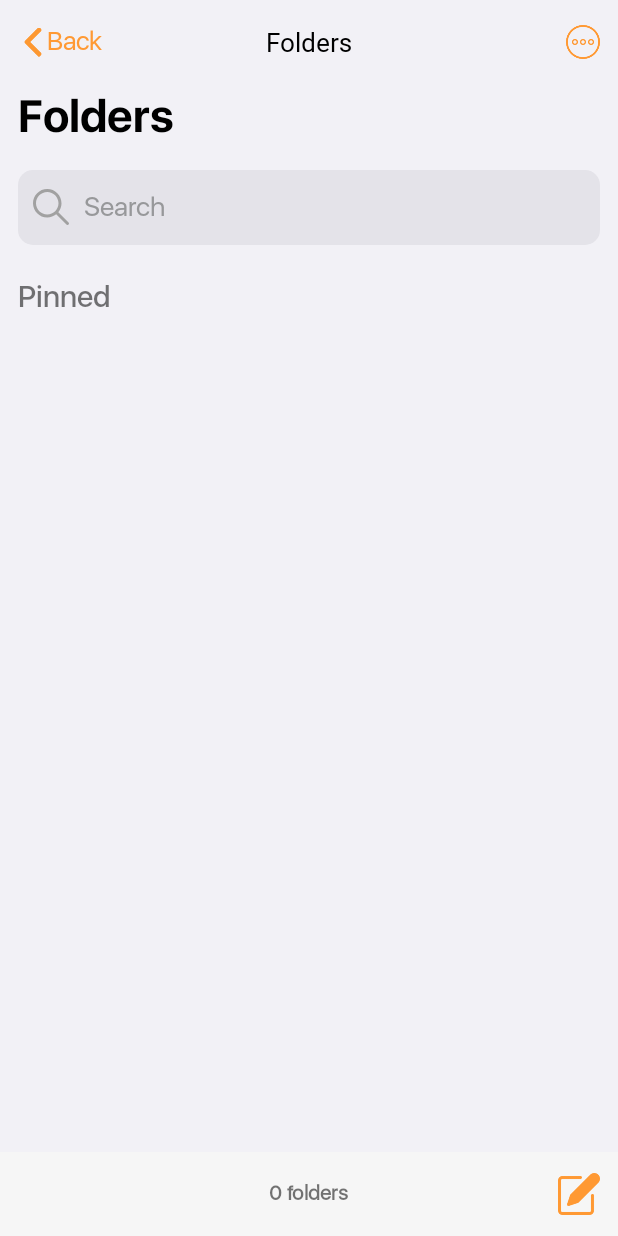
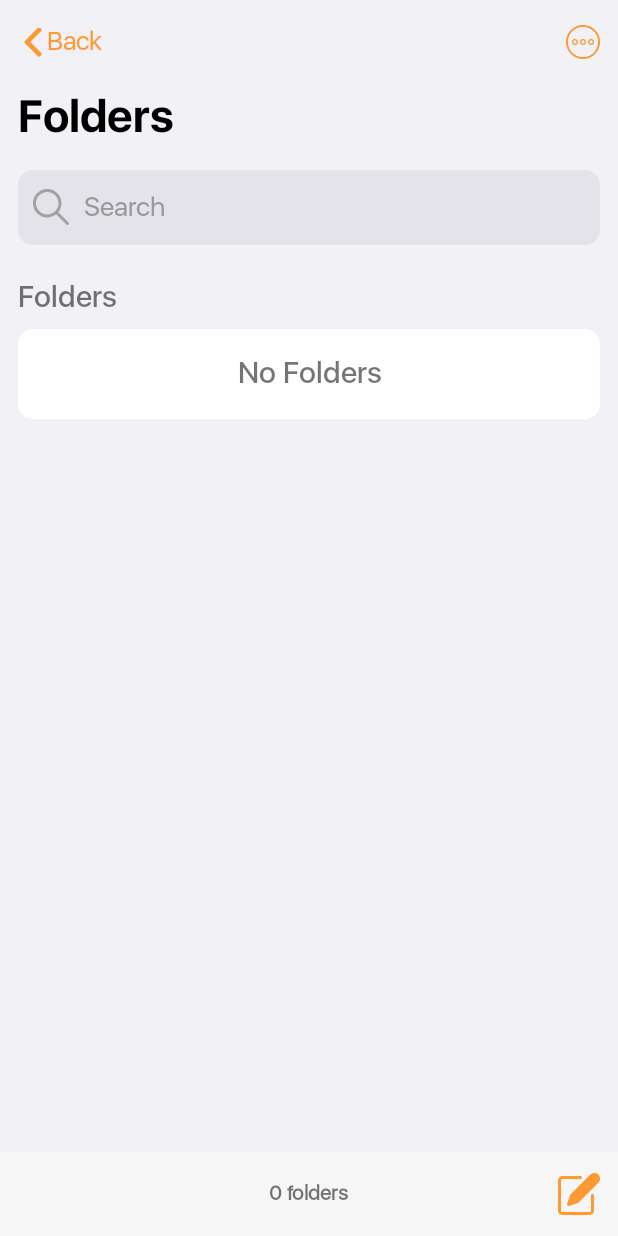
Before and after one commit to MichaelCarrick16/FileManager, an Android app: the MainAct screen opened directly, with no data from a screen before it, on a phone screen of 412 x 824 dp. Run offline under Robolectric (Android 15) with nearby library versions, the phone set to English and light mode, and no system bars.

Commit message:
hieppd-update screen home 03042022

```diff
--- a/app/src/main/java/com/example/filemanager/ui/activities/main/MainAct.java
+++ b/app/src/main/java/com/example/filemanager/ui/activities/main/MainAct.java
@@ -2,9 +2,10 @@ package com.example.filemanager.ui.activities.main;
 
 import com.example.filemanager.R;
 import com.example.filemanager.base.BaseActivity;
+import com.example.filemanager.ui.callback.OnClickButtonBack;
 import com.example.filemanager.ui.fragment.home.HomeFragment;
 
-public class MainAct extends BaseActivity<MainViewModel> {
+public class MainAct extends BaseActivity<MainViewModel> implements OnClickButtonBack {
     private HomeFragment homeFragment;
 
     @Override
@@ -24,6 +25,12 @@ public class MainAct extends BaseActivity<MainViewModel> {
 
     private void showHomeFragment() {
         homeFragment = new HomeFragment();
+        homeFragment.setOnClickButtonBack(this);
         showFragment(R.id.frame_layout_main,homeFragment,false);
     }
+
+    @Override
+    public void onBack() {
+        finish();
+    }
 }
--- /dev/null
+++ b/app/src/main/java/com/example/filemanager/ui/callback/OnClickButtonBack.java
@@ -0,0 +1,5 @@
+package com.example.filemanager.ui.callback;
+
+public interface OnClickButtonBack {
+    void onBack();
+}
--- a/app/src/main/java/com/example/filemanager/ui/fragment/home/HomeFragment.java
+++ b/app/src/main/java/com/example/filemanager/ui/fragment/home/HomeFragment.java
@@ -1,9 +1,21 @@
 package com.example.filemanager.ui.fragment.home;
+
+import android.view.View;
+import android.widget.TextView;
+
+import androidx.constraintlayout.widget.ConstraintLayout;
+import androidx.core.widget.NestedScrollView;
 
 import com.example.filemanager.R;
 import com.example.filemanager.base.BaseFragment;
+import com.example.filemanager.ui.callback.OnClickButtonBack;
 
 public class HomeFragment extends BaseFragment<HomeViewModel> {
+    private ConstraintLayout constrainLayoutBackHome , constraintLayoutSortHome;
+    private TextView tvFoldersTopHome;
+    private NestedScrollView nestedScrollviewHome;
+    private OnClickButtonBack onClickButtonBack;
+
     @Override
     protected Class<HomeViewModel> getClassModel() {
         return HomeViewModel.class;
@@ -11,11 +23,49 @@ public class HomeFragment extends BaseFragment<HomeViewModel> {
 
     @Override
     protected void initViews() {
-
+        initMapping();
+        initEvents();
+        dragNestedScrollView();
     }
 
     @Override
     protected int getLayoutId() {
         return R.layout.frag_home;
     }
+
+    private void initEvents() {
+        constrainLayoutBackHome.setOnClickListener(new View.OnClickListener() {
+            @Override
+            public void onClick(View view) {
+                onClickButtonBack.onBack();
+            }
+        });
+    }
+
+    private void initMapping() {
+        constrainLayoutBackHome = findViewById(R.id.constrain_layout_back_home);
+        constraintLayoutSortHome = findViewById(R.id.constrain_layout_sort_home);
+        tvFoldersTopHome = findViewById(R.id.tv_folders_top_home);
+        nestedScrollviewHome = findViewById(R.id.nested_scrollview_home);
+    }
+
+    public void setOnClickButtonBack(OnClickButtonBack onClickButtonBack) {
+        this.onClickButtonBack = onClickButtonBack;
+    }
+
+    private void dragNestedScrollView() {
+        tvFoldersTopHome.setVisibility(View.INVISIBLE);
+
+        nestedScrollviewHome.setOnScrollChangeListener(new NestedScrollView.OnScrollChangeListener() {
+            @Override
+            public void onScrollChange(NestedScrollView v, int scrollX, int scrollY, int oldScrollX, int oldScrollY) {
+                if (scrollY < 50) {
+                    tvFoldersTopHome.setVisibility(View.INVISIBLE);
+                } else {
+                    tvFoldersTopHome.setVisibility(View.VISIBLE);
+                }
+            }
+        });
+
+    }
 }
--- a/app/src/main/res/drawable/background.xml
+++ /dev/null
@@ -1,4 +0,0 @@
-<?xml version="1.0" encoding="utf-8"?>
-<selector xmlns:android="http://schemas.android.com/apk/res/android">
-
-</selector>
--- /dev/null
+++ b/app/src/main/res/drawable/custom_textview_no_folders_home.xml
@@ -0,0 +1,5 @@
+<?xml version="1.0" encoding="utf-8"?>
+<shape xmlns:android="http://schemas.android.com/apk/res/android">
+    <corners android:radius="10dp"/>
+    <solid android:color="@color/white"/>
+</shape>
--- a/app/src/main/res/layout/frag_home.xml
+++ b/app/src/main/res/layout/frag_home.xml
@@ -32,7 +32,7 @@
             android:orientation="vertical">
 
             <TextView
-                android:id="@+id/tv_default"
+                android:id="@+id/tv_default_home_v1"
                 android:layout_width="wrap_content"
                 android:layout_height="wrap_content"
                 android:layout_marginStart="@dimen/normal"
@@ -59,18 +59,46 @@
                 android:inputType="textNoSuggestions"/>
 
             <TextView
-                android:id="@+id/tv_pinned_home"
+                android:id="@+id/tv_default_home_v2"
                 android:layout_width="wrap_content"
                 android:layout_height="wrap_content"
                 android:layout_marginStart="@dimen/normal"
                 android:layout_marginTop="20dp"
                 android:fontFamily="@font/medium"
-                android:text="@string/pinned_home"
-                android:textSize="20dp"
-                android:visibility="visible" />
+                android:text="@string/folders_home"
+                android:textSize="20dp" />
+
+            <TextView
+                android:id="@+id/tv_no_folders_home"
+                android:layout_width="match_parent"
+                android:layout_height="60dp"
+                android:layout_marginStart="@dimen/normal"
+                android:layout_marginTop="5dp"
+                android:layout_marginEnd="@dimen/normal"
+                android:background="@drawable/custom_textview_no_folders_home"
+                android:gravity="center"
+                android:text="@string/no_folders"
+                android:fontFamily="@font/medium"
+                android:textSize="20dp" />
 
 
+            <androidx.recyclerview.widget.RecyclerView
+                android:id="@+id/recycler_view_folders_search_home"
+                android:layout_width="match_parent"
+                android:layout_height="match_parent"
+                android:layout_marginStart="@dimen/normal"
+                android:layout_marginTop="5dp"
+                android:layout_marginEnd="@dimen/normal"
+                android:visibility="gone"/>
 
+            <androidx.recyclerview.widget.RecyclerView
+                android:id="@+id/recycler_view_folders_home"
+                android:layout_width="match_parent"
+                android:layout_height="match_parent"
+                android:layout_marginStart="@dimen/normal"
+                android:layout_marginTop="5dp"
+                android:layout_marginEnd="@dimen/normal"
+                />
 
 
         </LinearLayout>
--- a/app/src/main/res/layout/layout_top_home.xml
+++ b/app/src/main/res/layout/layout_top_home.xml
@@ -64,7 +64,7 @@
     </androidx.constraintlayout.widget.ConstraintLayout>
 
     <TextView
-        android:id="@+id/tv_folders_home"
+        android:id="@+id/tv_folders_top_home"
         android:layout_width="wrap_content"
         android:layout_height="wrap_content"
         android:text="@string/text_folder"
--- a/app/src/main/res/values/strings.xml
+++ b/app/src/main/res/values/strings.xml
@@ -12,5 +12,7 @@
     <string name="back_home">Back</string>
     <string name="default_folder">0 folders</string>
     <string name="folder_home">Folders</string>
-    <string name="pinned_home">Pinned</string>
+    <string name="folders_home">Folders</string>
+    <string name="no_folders">No Folders</string>
+
 </resources>
```
Also changed, not shown: app/src/main/res/drawable-v24/ic_launcher_foreground.xml (deleted, +0 -30 lines), app/src/main/res/drawable/background.png (deleted).
